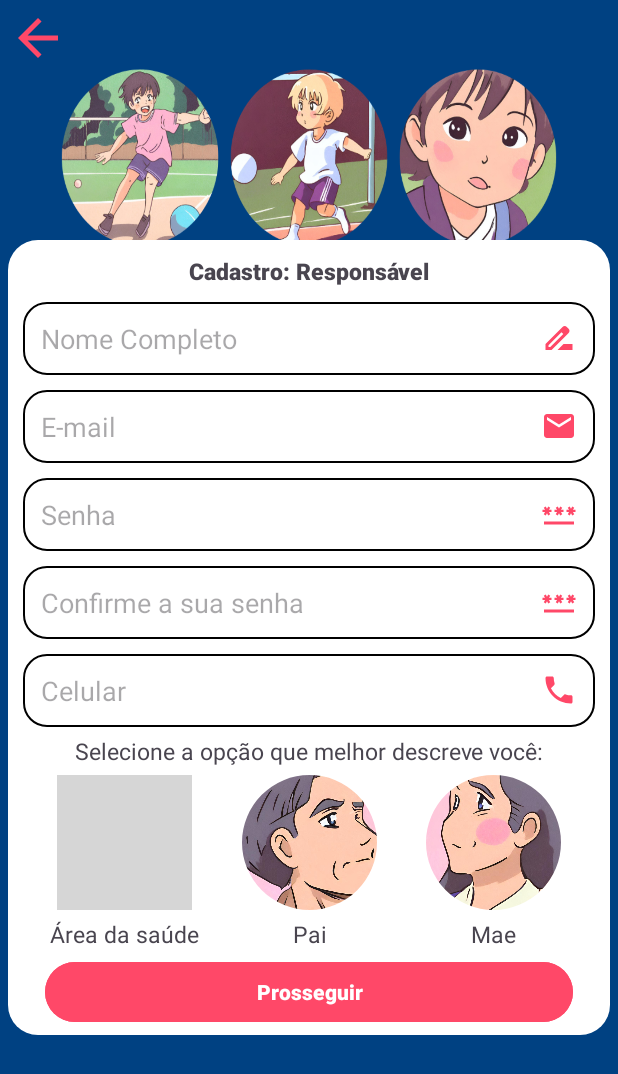
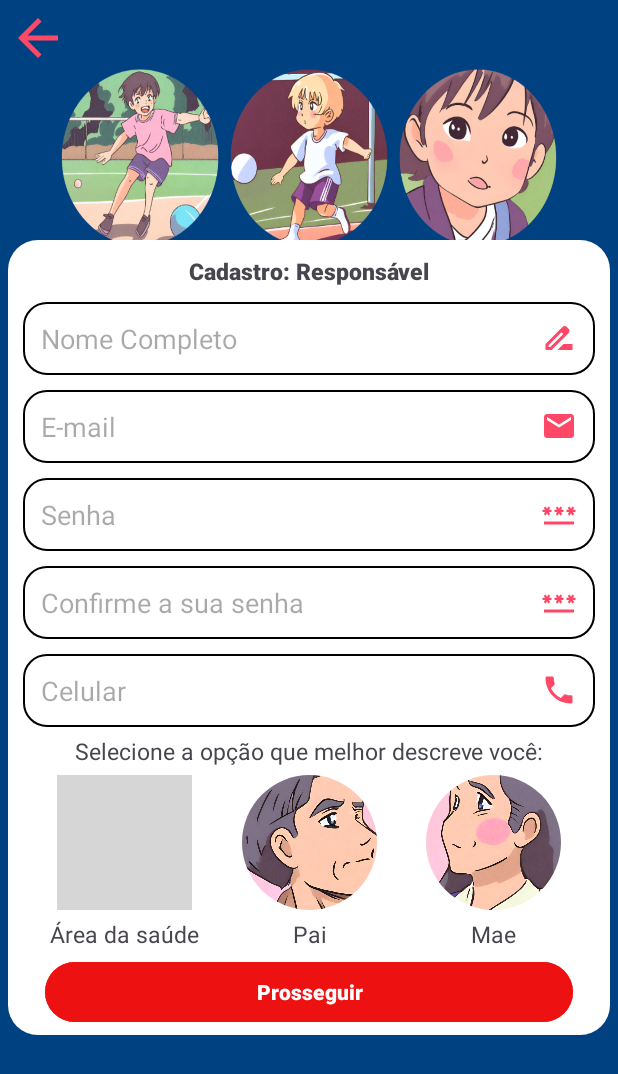
Before and after one commit to CleversonSilva10/Projeto-IT, an Android app: the TelaCadastro screen opened directly, with no data from a screen before it, on a phone screen of 412 x 824 dp. Shown: the top 1074 px of the screen. Run offline under Robolectric (Android 15) with nearby library versions, the phone set to English and light mode, and no system bars; our stand-ins replace Firebase (no records; nobody signed in at launch, a user with empty details on screens opened directly); grey boxes are pictures that could not be loaded.

Commit message:
13-12-2023 16h02min

```diff
--- a/app/src/main/res/layout/activity_tela_login.xml
+++ b/app/src/main/res/layout/activity_tela_login.xml
@@ -24,7 +24,6 @@
         android:textColor="@color/yellow"
         android:layout_marginTop="20dp"
         android:textAlignment="center"
-        android:textStyle="italic"
         android:fontFamily="sans-serif-black"
         android:textSize="25sp"
         app:layout_constraintStart_toStartOf="parent"
--- a/app/src/main/res/values/colors.xml
+++ b/app/src/main/res/values/colors.xml
@@ -5,5 +5,5 @@
     <color name="blue">#004182</color>
     <color name="blue_light">#118DF0</color>
     <color name="yellow">#FBFFA3</color>
-    <color name="pinkish_red">#FF4868</color>
+    <color name="pinkish_red">#E11</color>
 </resources>
```
